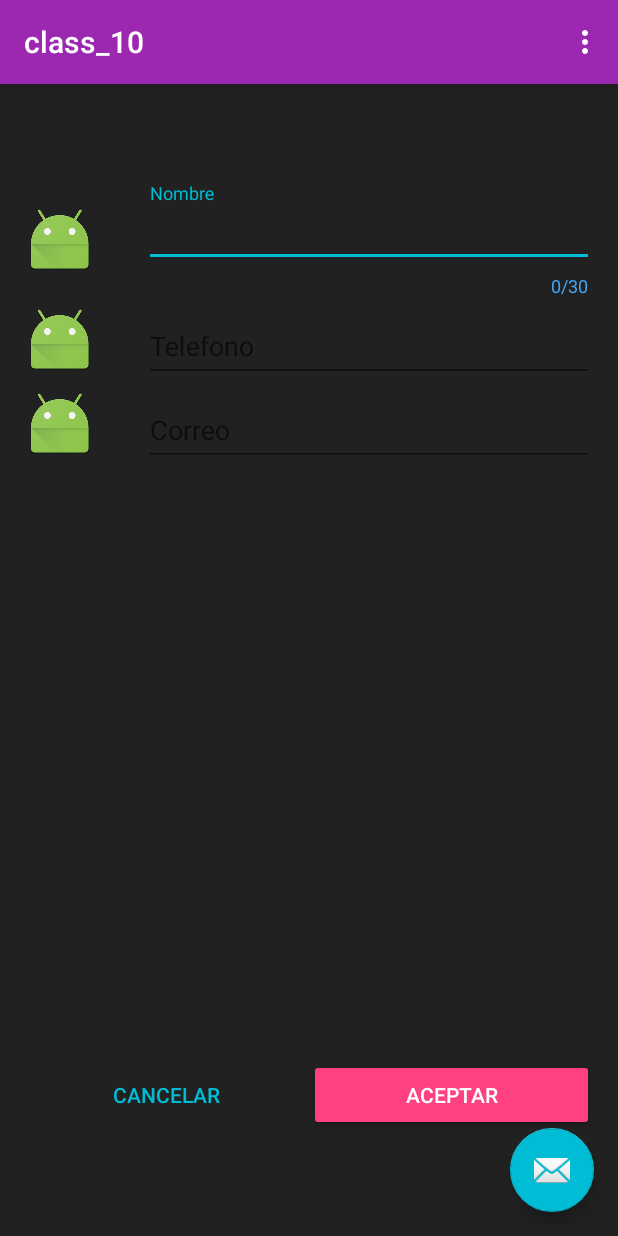
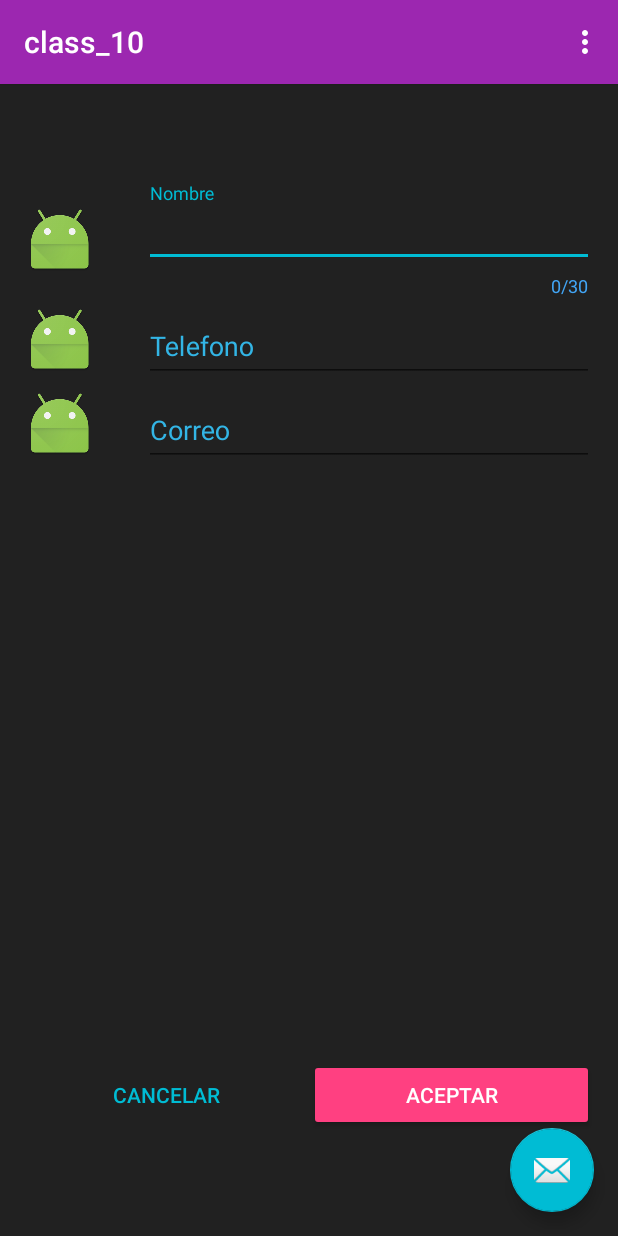
Before and after one commit to alejouribesanchez/android_course, an Android app: the screen it shows after launch (MainActivity), on a phone screen of 412 x 824 dp. Run offline under Robolectric (Android 15) with nearby library versions, the phone set to English and light mode, and no system bars.

Commit message:
class_10

```diff
--- a/class_10/class_10/app/build.gradle
+++ b/class_10/class_10/app/build.gradle
@@ -26,5 +26,6 @@ dependencies {
     })
     compile 'com.android.support:appcompat-v7:25.1.1'
     compile 'com.android.support:design:25.1.1'
+    compile 'com.github.bumptech.glide:glide:3.6.1'
     testCompile 'junit:junit:4.12'
 }
--- a/class_10/class_10/app/src/main/java/com/alejouribesanchez/class_10/ActividadDetalle.java
+++ b/class_10/class_10/app/src/main/java/com/alejouribesanchez/class_10/ActividadDetalle.java
@@ -5,9 +5,11 @@ import android.os.Bundle;
 import android.support.v7.widget.Toolbar;
 import android.widget.ImageView;
 
+import com.bumptech.glide.Glide;
+
 public class ActividadDetalle extends AppCompatActivity {
 
-    public static final String EXTRA_PARAM_ID = "com.herprogramacion.coches2015.extra.ID";
+    public static final String EXTRA_PARAM_ID = "coches2015.extra.ID";
     public static final String VIEW_NAME_HEADER_IMAGE = "imagen_compartida";
     private Coche itemDetallado;
     private ImageView imagenExtendida;
--- a/class_10/class_10/app/src/main/res/layout/content_main.xml
+++ b/class_10/class_10/app/src/main/res/layout/content_main.xml
@@ -34,6 +34,7 @@
             app:counterMaxLength="30"
             app:counterOverflowTextAppearance="@style/CounterOverFlow"
             app:counterTextAppearance="@style/Counter"
+            android:textColorHint="@android:color/holo_blue_light"
             android:layout_marginLeft="32dp">
 
             <EditText
@@ -43,6 +44,8 @@
                 android:ems="10"
                 android:hint="Nombre"
                 android:inputType="text"
+                android:textColor="@android:color/white"
+                android:textColorHint="@android:color/holo_blue_light"
                 android:maxLines="1" />
         </android.support.design.widget.TextInputLayout>
     </LinearLayout>
@@ -65,6 +68,7 @@
             android:id="@+id/til_telefono"
             android:layout_width="match_parent"
             android:layout_height="wrap_content"
+            android:textColorHint="@android:color/holo_blue_light"
             android:layout_marginLeft="32dp">
 
             <EditText
@@ -73,6 +77,8 @@
                 android:layout_height="wrap_content"
                 android:ems="10"
                 android:hint="Telefono"
+                android:textColorHint="@android:color/holo_blue_light"
+                android:textColor="@android:color/white"
                 android:inputType="phone" />
         </android.support.design.widget.TextInputLayout>
     </LinearLayout>
@@ -99,6 +105,7 @@
             android:layout_width="match_parent"
             android:layout_height="wrap_content"
             app:hintTextAppearance="@style/Hint"
+            android:textColorHint="@android:color/holo_blue_light"
             android:layout_marginLeft="32dp">
 
             <EditText
@@ -107,6 +114,8 @@
                 android:layout_height="wrap_content"
                 android:ems="10"
                 android:hint="Correo"
+                android:textColor="@android:color/white"
+                android:textColorHint="@android:color/holo_blue_light"
                 android:inputType="textEmailAddress"
                 android:maxLines="1" />
         </android.support.design.widget.TextInputLayout>
```
Also changed, not shown: class_10/class_10/app/src/main/java/com/alejouribesanchez/class_10/AdaptadorDeCoches.java (+11 -1 lines), class_10/class_10/app/src/main/res/layout/activity_actividad_detalle.xml (+19 -9 lines).
